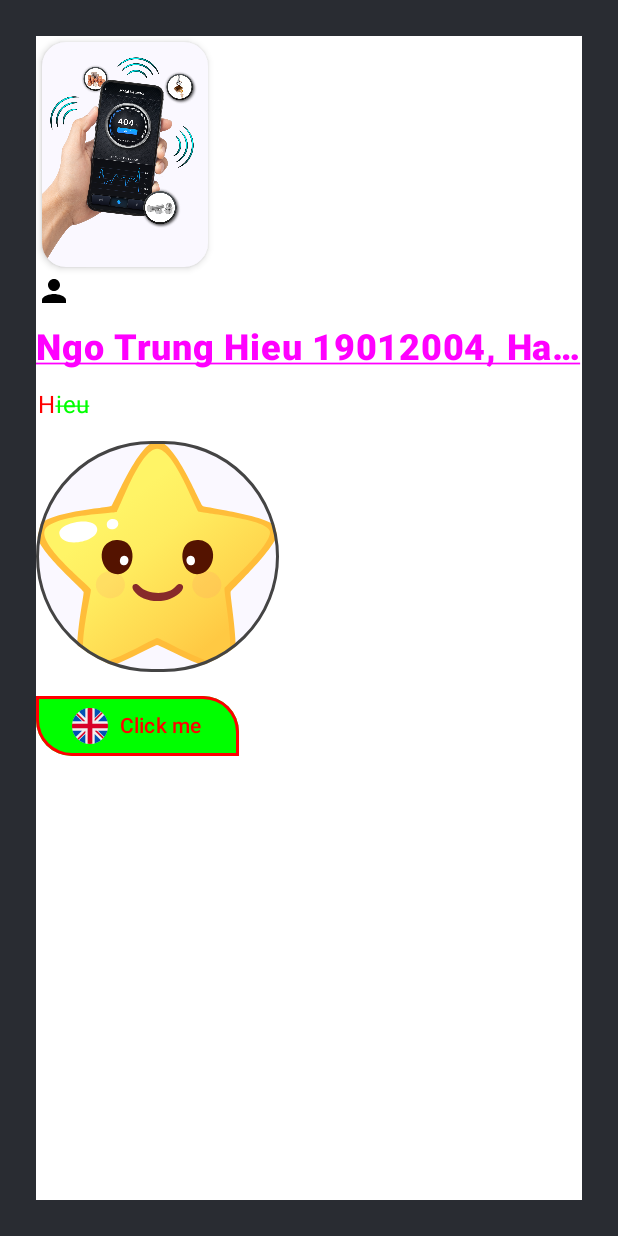
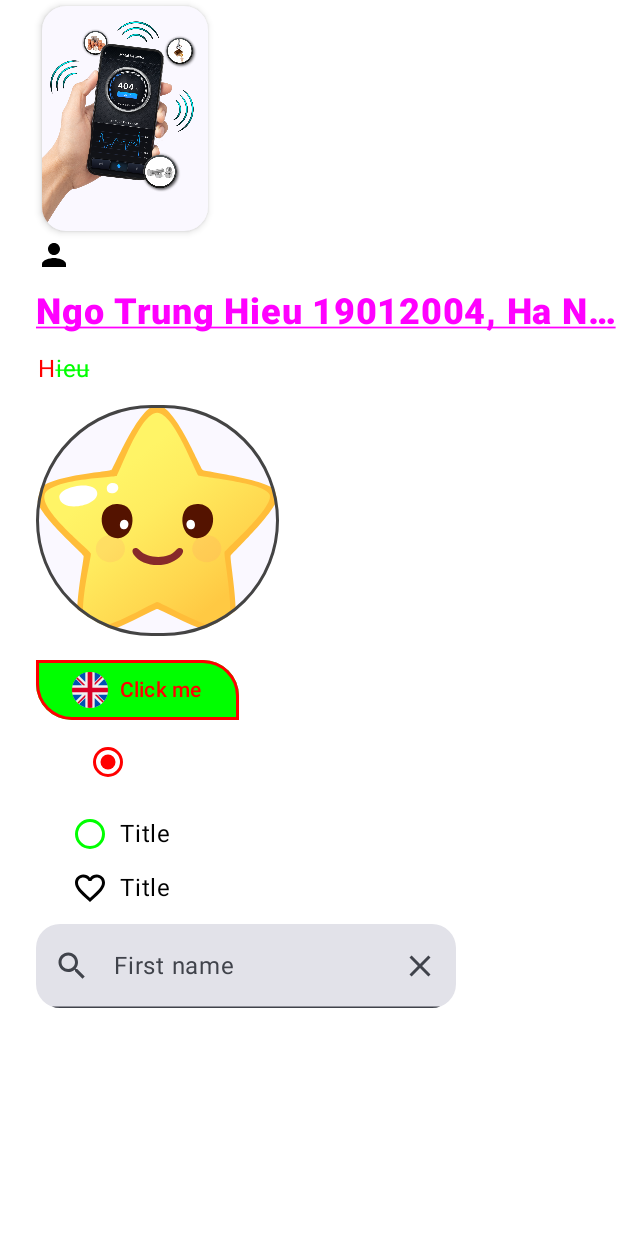
Before and after one commit to ngohieu1901/BaseCodeAndroid, an Android app built with Jetpack Compose: the screen it shows after launch (MainActivity), on a phone screen of 412 x 824 dp. Run offline under Robolectric (Android 15) with nearby library versions, the phone set to English and light mode, and no system bars; libraries missing offline, so code that uses them is left out: com.amazic.library.

```diff
--- a/app/build.gradle
+++ b/app/build.gradle
@@ -12,12 +12,12 @@ plugins {
 
 android {
     namespace 'com.metaldetector.detectorapp.detectorapp'
-    compileSdk 34
+    compileSdk 35
 
     defaultConfig {
         applicationId "com.metaldetector.detectorapp.detectorapp"
         minSdk 24
-        targetSdk 34
+        targetSdk 35
         versionCode 100
         versionName "1.0.0"
 
@@ -80,11 +80,11 @@ android {
 }
 
 dependencies {
-    implementation 'androidx.core:core-ktx:1.13.1'
+    implementation 'androidx.core:core-ktx:1.15.0'
     implementation 'androidx.appcompat:appcompat:1.7.0'
     implementation 'com.google.android.material:material:1.12.0'
-    implementation 'androidx.constraintlayout:constraintlayout:2.2.0'
-    implementation 'androidx.activity:activity-ktx:1.9.2'
+    implementation 'androidx.constraintlayout:constraintlayout:2.2.1'
+    implementation 'androidx.activity:activity-ktx:1.10.1'
     implementation 'androidx.lifecycle:lifecycle-runtime-ktx:2.8.7'
     implementation 'androidx.activity:activity-compose:1.9.2'
     implementation platform('androidx.compose:compose-bom:2024.04.01')
@@ -92,7 +92,7 @@ dependencies {
     androidTestImplementation 'androidx.test.ext:junit:1.2.1'
     androidTestImplementation 'androidx.test.espresso:espresso-core:3.6.1'
     //recycler view
-    implementation 'androidx.recyclerview:recyclerview:1.3.2'
+    implementation 'androidx.recyclerview:recyclerview:1.4.0'
     //ssp, sdp
     implementation 'com.intuit.ssp:ssp-android:1.1.1'
     implementation 'com.intuit.sdp:sdp-android:1.1.1'
@@ -117,16 +117,6 @@ dependencies {
     implementation 'com.google.android.gms:play-services-ads:23.6.0'
     implementation 'com.facebook.shimmer:shimmer:0.5.0'
     implementation 'com.google.android.play:review:2.0.2'
-    //mediation
-    implementation 'com.google.ads.mediation:fyber:8.3.6.0'
-    implementation 'com.google.ads.mediation:facebook:6.18.0.0'
-    implementation 'com.google.ads.mediation:vungle:7.4.3.0'
-    implementation 'com.google.ads.mediation:applovin:13.1.0.0'
-    implementation 'com.google.ads.mediation:pangle:6.5.0.3.0'
-    implementation 'com.google.ads.mediation:ironsource:8.6.1.0'
-    implementation 'com.unity3d.ads:unity-ads:4.9.2'
-    implementation 'com.google.ads.mediation:unity:4.13.1.0'
-    implementation 'com.google.ads.mediation:mintegral:16.8.61.0'
     //billing
     implementation "com.android.billingclient:billing:7.1.1"
     //Nav
@@ -166,6 +156,7 @@ dependencies {
     implementation "androidx.compose.foundation:foundation:1.7.8"
     implementation "androidx.compose.runtime:runtime:1.7.8"
     implementation "androidx.navigation:navigation-compose:2.8.9"
+    implementation "androidx.constraintlayout:constraintlayout-compose:1.1.1"
     //coil
     implementation("io.coil-kt.coil3:coil-compose:3.1.0")
     implementation("io.coil-kt.coil3:coil-network-okhttp:3.1.0")
--- a/app/src/main/AndroidManifest.xml
+++ b/app/src/main/AndroidManifest.xml
@@ -32,7 +32,7 @@
         android:theme="@style/Theme.ASA120_Metal_Detector">
         <activity
             android:name=".ui.feature.main.MainActivity"
-            android:exported="false"
+            android:exported="true"
             android:label="@string/title_activity_main"
             android:theme="@style/Theme.ASA120_Metal_Detector" >
             <intent-filter>
--- a/app/src/main/java/com/metaldetector/detectorapp/detectorapp/ui/feature/splash/SplashScreen.kt
+++ b/app/src/main/java/com/metaldetector/detectorapp/detectorapp/ui/feature/splash/SplashScreen.kt
@@ -8,34 +8,57 @@ import androidx.compose.foundation.background
 import androidx.compose.foundation.border
 import androidx.compose.foundation.gestures.detectTapGestures
 import androidx.compose.foundation.layout.Column
+import androidx.compose.foundation.layout.Row
 import androidx.compose.foundation.layout.Spacer
 import androidx.compose.foundation.layout.fillMaxSize
 import androidx.compose.foundation.layout.height
 import androidx.compose.foundation.layout.padding
 import androidx.compose.foundation.layout.size
+import androidx.compose.foundation.selection.selectable
 import androidx.compose.foundation.shape.CircleShape
 import androidx.compose.foundation.shape.RoundedCornerShape
+import androidx.compose.foundation.text.KeyboardActions
+import androidx.compose.foundation.text.KeyboardOptions
 import androidx.compose.material.icons.Icons
+import androidx.compose.material.icons.filled.Clear
+import androidx.compose.material.icons.filled.Favorite
+import androidx.compose.material.icons.filled.FavoriteBorder
 import androidx.compose.material.icons.filled.Person
+import androidx.compose.material.icons.filled.Search
 import androidx.compose.material3.Button
 import androidx.compose.material3.ButtonDefaults
 import androidx.compose.material3.Icon
+import androidx.compose.material3.IconButton
+import androidx.compose.material3.RadioButton
+import androidx.compose.material3.RadioButtonDefaults
 import androidx.compose.material3.Surface
 import androidx.compose.material3.Text
+import androidx.compose.material3.TextField
+import androidx.compose.material3.TextFieldColors
+import androidx.compose.material3.TextFieldDefaults
 import androidx.compose.runtime.Composable
 import androidx.compose.runtime.LaunchedEffect
+import androidx.compose.runtime.getValue
+import androidx.compose.runtime.mutableStateOf
+import androidx.compose.runtime.remember
+import androidx.compose.runtime.setValue
 import androidx.compose.ui.Modifier
 import androidx.compose.ui.draw.clip
 import androidx.compose.ui.draw.shadow
 import androidx.compose.ui.graphics.Color
 import androidx.compose.ui.input.pointer.pointerInput
 import androidx.compose.ui.layout.ContentScale
+import androidx.compose.ui.platform.LocalSoftwareKeyboardController
 import androidx.compose.ui.res.painterResource
+import androidx.compose.ui.semantics.Role
 import androidx.compose.ui.text.ParagraphStyle
 import androidx.compose.ui.text.SpanStyle
+import androidx.compose.ui.text.TextStyle
 import androidx.compose.ui.text.buildAnnotatedString
 import androidx.compose.ui.text.font.FontStyle
 import androidx.compose.ui.text.font.FontWeight
+import androidx.compose.ui.text.input.ImeAction
+import androidx.compose.ui.text.input.KeyboardType
 import androidx.compose.ui.text.style.TextAlign
 import androidx.compose.ui.text.style.TextDecoration
 import androidx.compose.ui.text.style.TextOverflow
@@ -50,19 +73,19 @@ import com.metaldetector.detectorapp.detectorapp.theme.BaseProjectOriginalTheme
 
 @Composable
 fun SplashScreen(navController: NavController) {
-    LaunchedEffect(true) {
-        Handler(Looper.getMainLooper()).postDelayed({
-            navController.navigate("home") {
-                popUpTo("splash") { inclusive = true }
-            }
-        }, 3000)
-    }
+//    LaunchedEffect(true) {
+//        Handler(Looper.getMainLooper()).postDelayed({
+//            navController.navigate("home") {
+//                popUpTo("splash") { inclusive = true }
+//            }
+//        }, 3000)
+//    }
 
     Column(
         modifier = Modifier
-            .padding(24.dp)
             .fillMaxSize()
-            .background(Color.White),
+            .background(Color.White)
+            .padding(start = 24.dp)
     ) {
         ImageNormal(ContentScale.Fit)
         Spacer(modifier = Modifier.height(12.dp))
@@ -73,6 +96,13 @@ fun SplashScreen(navController: NavController) {
         ImageCircle()
         Spacer(modifier = Modifier.height(12.dp))
         ButtonNormal()
+        RadioButtonNormal()
+        Spacer(modifier = Modifier.height(12.dp))
+        RadioButtonWithTitle()
+        Spacer(modifier = Modifier.height(12.dp))
+        RadioButtonWithTitleCustom()
+        Spacer(modifier = Modifier.height(12.dp))
+        TextFieldNormal()
     }
 }
 
@@ -169,8 +199,124 @@ fun ButtonNormal() {
         ),
         border = BorderStroke(2.dp, color = Color.Red)
     ) {
-        Image(painterResource(R.drawable.flag_en), contentDescription = null, modifier = Modifier.padding(end = 8.dp).size(24.dp))
+        Image(
+            painterResource(R.drawable.flag_en),
+            contentDescription = null,
+            modifier = Modifier
+                .padding(end = 8.dp)
+                .size(24.dp)
+        )
         Text("Click me")
+    }
+}
+
+@Composable
+fun RadioButtonNormal() {
+    Column(modifier = Modifier.padding(start = 24.dp)) {
+        RadioButton(
+            enabled = true, selected = true, onClick = {}, colors = RadioButtonDefaults.colors(
+                selectedColor = Color.Red,
+                unselectedColor = Color.Green,
+                disabledUnselectedColor = Color.LightGray,
+                disabledSelectedColor = Color.Gray,
+            )
+        )
+    }
+}
+
+@Composable
+fun RadioButtonWithTitle() {
+    var isSelected by remember {
+        mutableStateOf(false)
+    }
+    Row(
+        modifier = Modifier
+            .padding(start = 24.dp)
+            .selectable(
+                selected = isSelected,
+                onClick = { isSelected = !isSelected },
+                role = Role.RadioButton
+            )
+    ) {
+        RadioButton(
+            enabled = true,
+            selected = isSelected,
+            onClick = null,
+            colors = RadioButtonDefaults.colors(
+                selectedColor = Color.Red,
+                unselectedColor = Color.Green,
+                disabledUnselectedColor = Color.LightGray,
+                disabledSelectedColor = Color.Gray,
+            )
+        )
+        Text(text = "Title", modifier = Modifier.padding(start = 8.dp))
+    }
+}
+
+@Composable
+fun RadioButtonWithTitleCustom() {
+    var isSelected by remember {
+        mutableStateOf(false)
+    }
+    Row(
+        modifier = Modifier
+            .padding(start = 24.dp)
+            .selectable(
+                selected = isSelected,
+                onClick = { isSelected = !isSelected },
+                role = Role.RadioButton
+            )
+    ) {
+        val iconRatio = if (isSelected) Icons.Default.Favorite else Icons.Default.FavoriteBorder
+        Icon(iconRatio, contentDescription = null)
+        Text(text = "Title", modifier = Modifier.padding(start = 8.dp))
+    }
+}
+
+@Composable
+fun TextFieldNormal() {
+    Column(modifier = Modifier.padding(end = 24.dp)) {
+        var firstName by remember {
+            mutableStateOf("")
+        }
+        val keyboardController = LocalSoftwareKeyboardController.current
+        TextField(
+            value = firstName,
+            onValueChange = {
+                firstName = it
+            },
+            textStyle = TextStyle(
+                color = Color.Black,
+                fontSize = 16.sp,
+                fontWeight = FontWeight.Bold
+            ),
+            label = {
+                Text("First name")
+            },
+            placeholder = {
+                Text(text = "Enter your first name")
+            },
+            leadingIcon = {
+                Icon(Icons.Default.Search, contentDescription = "firstName")
+            },
+            trailingIcon = {
+                IconButton(onClick = {
+                    firstName = ""
+                }) {
+                    Icon(Icons.Default.Clear, contentDescription = "clearFirstName")
+                }
+            },
+            shape = RoundedCornerShape(16.dp),
+            keyboardOptions = KeyboardOptions(
+                imeAction = ImeAction.Done,
+                keyboardType = KeyboardType.Phone
+            ),
+            keyboardActions = KeyboardActions(
+                onDone = {
+                    keyboardController?.hide()
+                }
+            )
+        )
     }
 }
 
```
